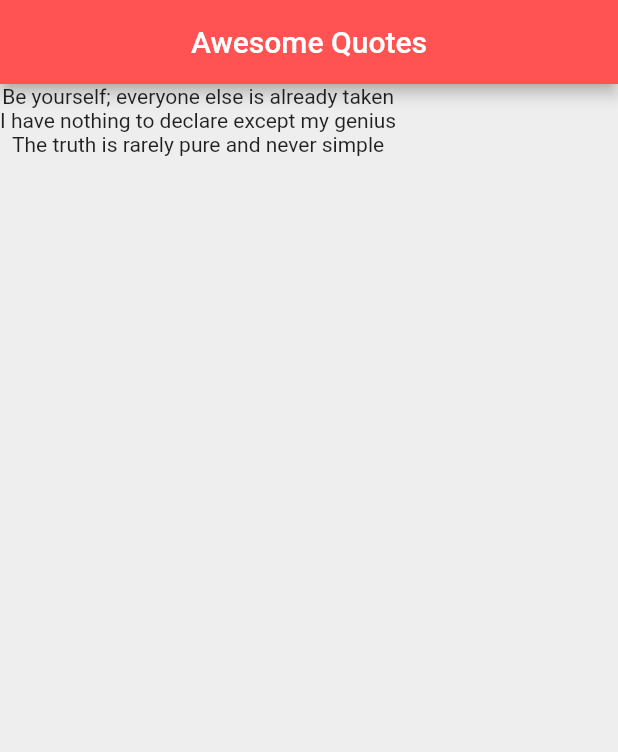
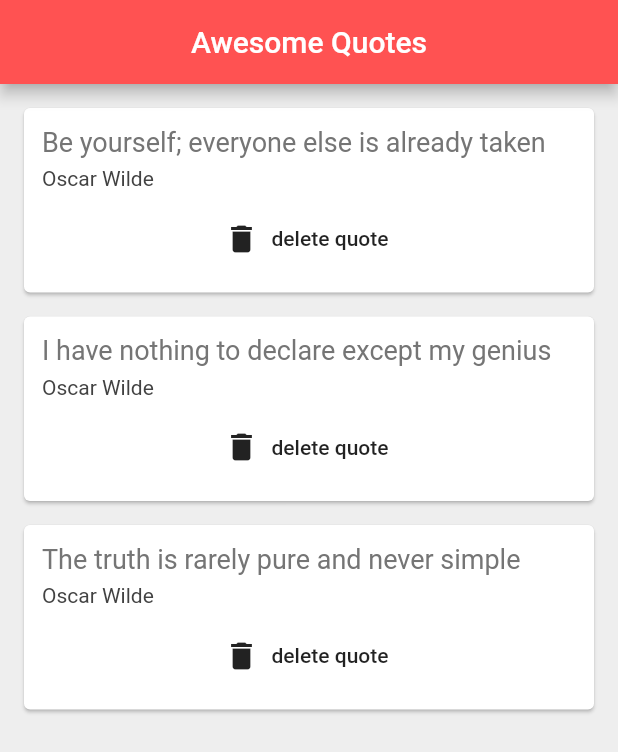
Before and after one commit to danielliao66/flutter-quote-app, a Flutter app: the screen it shows after launch, on a phone screen of 412 x 824 dp. Shown: the top 752 px of the screen. Run offline on Flutter 3.47's test engine with Material 2 defaults, Android fonts, the phone set to English and light mode, and no system bars.

Commit message:
add delete buttons

```diff
--- a/lib/main.dart
+++ b/lib/main.dart
@@ -1,4 +1,6 @@
 import 'package:flutter/material.dart';
+import 'quote.dart';
+import 'quote_card.dart';
 
 void main() => runApp(MaterialApp(
   home: QuoteList()
@@ -11,10 +13,10 @@ class QuoteList extends StatefulWidget {
 
 class _QuoteListState extends State<QuoteList> {
 
-  List<String> quotes = [
-    'Be yourself; everyone else is already taken',
-    'I have nothing to declare except my genius',
-    'The truth is rarely pure and never simple'
+  List<Quote> quotes = [
+    Quote(author: 'Oscar Wilde', text: 'Be yourself; everyone else is already taken'),
+    Quote(author: 'Oscar Wilde', text: 'I have nothing to declare except my genius'),
+    Quote(author: 'Oscar Wilde', text: 'The truth is rarely pure and never simple')
   ];
 
   @override
@@ -27,7 +29,14 @@ class _QuoteListState extends State<QuoteList> {
         backgroundColor: Colors.redAccent,
       ),
       body: Column(
-        children: quotes.map((quote) => Text(quote)).toList(),
+        children: quotes.map((quote) => QuoteCard(
+          quote: quote,
+          delete: () {
+            setState(() {
+              quotes.remove(quote);
+            });
+          }
+        )).toList(),
       ),
     );
   }
--- /dev/null
+++ b/lib/quote.dart
@@ -0,0 +1,7 @@
+class Quote {
+
+  String text;
+  String author;
+
+  Quote({this.text, this.author});
+}
--- /dev/null
+++ b/lib/quote_card.dart
@@ -0,0 +1,45 @@
+import 'package:flutter/material.dart';
+import 'quote.dart';
+
+class QuoteCard extends StatelessWidget {
+
+  final Quote quote;
+  final Function delete;
+  QuoteCard({ this.quote, this.delete });
+
+  @override
+  Widget build(BuildContext context) {
+    return Card(
+      margin: EdgeInsets.fromLTRB(16.0, 16.0, 16.0, 0.0),
+      child: Padding(
+        padding: const EdgeInsets.all(12.0),
+        child: Column(
+          crossAxisAlignment: CrossAxisAlignment.stretch,
+          children: <Widget>[
+            Text(
+              quote.text,
+              style: TextStyle(
+                fontSize: 18.0,
+                color: Colors.grey[600],
+              ),
+            ),
+            SizedBox(height: 6.0),
+            Text(
+              quote.author,
+              style: TextStyle(
+                fontSize: 14.0,
+                color: Colors.grey[800],
+              ),
+            ),
+            SizedBox(height: 8.0),
+            FlatButton.icon(
+              onPressed: delete,
+              label: Text('delete quote'),
+              icon: Icon(Icons.delete)
+            )
+          ],
+        ),
+      ),
+    );
+  }
+}
```
